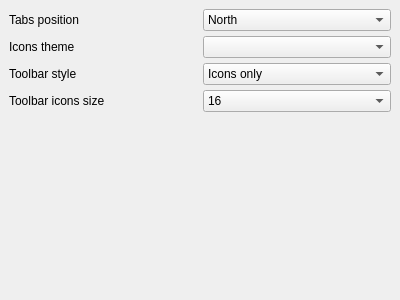
Qt form src/ViewSettingsPage.ui (Mezomish/juffed) before a commit.
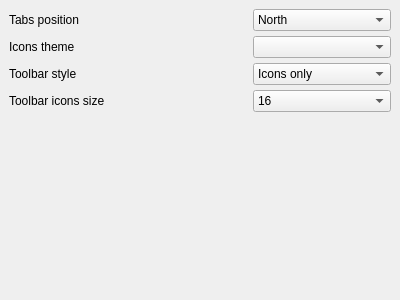
The same form after that commit.

Commit message: Settings dialog improvements

Diff of the .ui file:
```diff
--- a/src/ViewSettingsPage.ui
+++ b/src/ViewSettingsPage.ui
@@ -16,10 +16,22 @@
    <property name="margin" >
     <number>9</number>
    </property>
-   <property name="spacing" >
+   <property name="topMargin" >
+    <number>9</number>
+   </property>
+   <property name="rightMargin" >
+    <number>9</number>
+   </property>
+   <property name="bottomMargin" >
+    <number>9</number>
+   </property>
+   <property name="horizontalSpacing" >
     <number>5</number>
    </property>
-   <item row="4" column="1" >
+   <property name="verticalSpacing" >
+    <number>5</number>
+   </property>
+   <item row="4" column="2" >
     <spacer>
      <property name="orientation" >
       <enum>Qt::Vertical</enum>
@@ -32,7 +44,7 @@
      </property>
     </spacer>
    </item>
-   <item row="1" column="1" >
+   <item row="1" column="2" >
     <widget class="QComboBox" name="iconThemeCmb" />
    </item>
    <item row="1" column="0" >
@@ -56,7 +68,7 @@
      </property>
     </widget>
    </item>
-   <item row="3" column="1" >
+   <item row="3" column="2" >
     <widget class="QComboBox" name="iconSizeCmb" >
      <item>
       <property name="text" >
@@ -75,7 +87,7 @@
      </item>
     </widget>
    </item>
-   <item row="2" column="1" >
+   <item row="2" column="2" >
     <widget class="QComboBox" name="toolButtonStyleCmb" >
      <item>
       <property name="text" >
@@ -99,7 +111,7 @@
      </item>
     </widget>
    </item>
-   <item row="0" column="1" >
+   <item row="0" column="2" >
     <widget class="QComboBox" name="tabPositionCmb" >
      <item>
       <property name="text" >
@@ -130,6 +142,19 @@
      </property>
     </widget>
    </item>
+   <item row="3" column="1" >
+    <spacer>
+     <property name="orientation" >
+      <enum>Qt::Horizontal</enum>
+     </property>
+     <property name="sizeHint" >
+      <size>
+       <width>40</width>
+       <height>20</height>
+      </size>
+     </property>
+    </spacer>
+   </item>
   </layout>
  </widget>
  <resources/>
```
Left out of the diff: 2 changed lines with no effect on the pictures. The commit also changes 1 other file.
